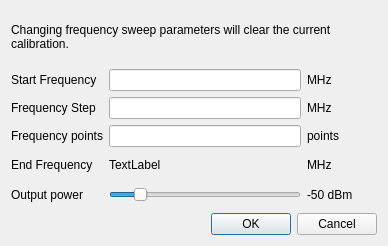
The window that vna_qt/frequencydialog.ui (xaxaxa-dev/vna) describes before a commit, drawn with Qt 5.
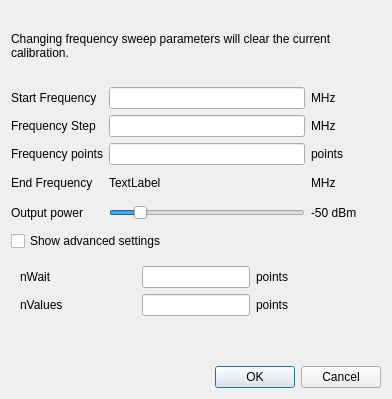
The same window after the commit.

```diff
--- a/vna_qt/frequencydialog.ui
+++ b/vna_qt/frequencydialog.ui
@@ -6,88 +6,106 @@
    <rect>
     <x>0</x>
     <y>0</y>
-    <width>388</width>
-    <height>246</height>
+    <width>392</width>
+    <height>399</height>
    </rect>
   </property>
+  <property name="sizePolicy">
+   <sizepolicy hsizetype="Preferred" vsizetype="Minimum">
+    <horstretch>0</horstretch>
+    <verstretch>0</verstretch>
+   </sizepolicy>
+  </property>
   <property name="windowTitle">
    <string>Dialog</string>
   </property>
-  <layout class="QVBoxLayout" name="verticalLayout">
-   <item>
-    <layout class="QGridLayout" name="gridLayout">
-     <property name="sizeConstraint">
-      <enum>QLayout::SetDefaultConstraint</enum>
+  <layout class="QGridLayout" name="gridLayout_3">
+   <item row="0" column="0">
+    <widget class="QLabel" name="label_6">
+     <property name="sizePolicy">
+      <sizepolicy hsizetype="Preferred" vsizetype="Fixed">
+       <horstretch>0</horstretch>
+       <verstretch>0</verstretch>
+      </sizepolicy>
      </property>
-     <item row="0" column="0" colspan="3">
-      <widget class="QLabel" name="label_6">
-       <property name="text">
-        <string>Changing frequency sweep parameters will clear the current calibration.</string>
-       </property>
-       <property name="wordWrap">
-        <bool>true</bool>
-       </property>
-      </widget>
-     </item>
-     <item row="1" column="0">
+     <property name="minimumSize">
+      <size>
+       <width>0</width>
+       <height>70</height>
+      </size>
+     </property>
+     <property name="text">
+      <string>Changing frequency sweep parameters will clear the current calibration.</string>
+     </property>
+     <property name="wordWrap">
+      <bool>true</bool>
+     </property>
+     <property name="margin">
+      <number>10</number>
+     </property>
+    </widget>
+   </item>
+   <item row="1" column="0">
+    <layout class="QGridLayout" name="gridLayout_2">
+     <item row="0" column="0">
       <widget class="QLabel" name="label">
        <property name="text">
         <string>Start Frequency</string>
        </property>
       </widget>
      </item>
-     <item row="1" column="1">
+     <item row="0" column="1">
       <widget class="QLineEdit" name="t_start"/>
      </item>
-     <item row="1" column="2">
+     <item row="0" column="2">
       <widget class="QLabel" name="label_7">
        <property name="text">
         <string>MHz</string>
        </property>
       </widget>
      </item>
-     <item row="2" column="0">
+     <item row="1" column="0">
       <widget class="QLabel" name="label_2">
        <property name="text">
         <string>Frequency Step</string>
        </property>
       </widget>
      </item>
-     <item row="2" column="1">
+     <item row="1" column="1">
       <widget class="QLineEdit" name="t_step"/>
      </item>
-     <item row="2" column="2">
+     <item row="1" column="2">
       <widget class="QLabel" name="label_8">
        <property name="text">
         <string>MHz</string>
        </property>
       </widget>
      </item>
-     <item row="3" column="0">
+     <item row="2" column="0">
       <widget class="QLabel" name="label_3">
        <property name="text">
         <string>Frequency points</string>
        </property>
       </widget>
      </item>
-     <item row="3" column="1">
+     <item row="2" column="1">
       <widget class="QLineEdit" name="t_points"/>
      </item>
-     <item row="3" column="2">
+     <item row="2" column="2">
       <widget class="QLabel" name="label_9">
        <property name="text">
         <string>points</string>
        </property>
       </widget>
      </item>
-     <item row="4" column="0">
+     <item row="3" column="0">
       <widget class="QLabel" name="label_4">
        <property name="text">
         <string>End Frequency</string>
        </property>
       </widget>
      </item>
-     <item row="4" column="1">
+     <item row="3" column="1">
       <widget class="QLabel" name="l_end">
        <property name="sizePolicy">
         <sizepolicy hsizetype="Expanding" vsizetype="Fixed">
@@ -106,21 +124,21 @@
        </property>
       </widget>
      </item>
-     <item row="4" column="2">
+     <item row="3" column="2">
       <widget class="QLabel" name="label_10">
        <property name="text">
         <string>MHz</string>
        </property>
       </widget>
      </item>
-     <item row="5" column="0">
+     <item row="4" column="0">
       <widget class="QLabel" name="label_5">
        <property name="text">
         <string>Output power</string>
        </property>
       </widget>
      </item>
-     <item row="5" column="1">
+     <item row="4" column="1">
       <widget class="QSlider" name="slider_power">
        <property name="minimumSize">
         <size>
@@ -142,7 +160,7 @@
        </property>
       </widget>
      </item>
-     <item row="5" column="2">
+     <item row="4" column="2">
       <widget class="QLabel" name="l_power">
        <property name="minimumSize">
         <size>
@@ -155,18 +173,100 @@
        </property>
       </widget>
      </item>
-     <item row="6" column="0" colspan="3">
-      <widget class="QDialogButtonBox" name="buttonBox">
-       <property name="orientation">
-        <enum>Qt::Horizontal</enum>
-       </property>
-       <property name="standardButtons">
-        <set>QDialogButtonBox::Cancel|QDialogButtonBox::Ok</set>
-       </property>
-      </widget>
-     </item>
     </layout>
    </item>
+   <item row="2" column="0">
+    <widget class="QCheckBox" name="c_advanced">
+     <property name="text">
+      <string>Show advanced settings</string>
+     </property>
+    </widget>
+   </item>
+   <item row="3" column="0">
+    <widget class="QWidget" name="w_advanced" native="true">
+     <property name="sizePolicy">
+      <sizepolicy hsizetype="Preferred" vsizetype="Fixed">
+       <horstretch>0</horstretch>
+       <verstretch>0</verstretch>
+      </sizepolicy>
+     </property>
+     <layout class="QGridLayout" name="gridLayout">
+      <item row="0" column="0">
+       <widget class="QLabel" name="label_11">
+        <property name="toolTip">
+         <string>How many data points to discard after setting PLL frequency</string>
+        </property>
+        <property name="text">
+         <string>nWait</string>
+        </property>
+       </widget>
+      </item>
+      <item row="0" column="1">
+       <widget class="QLineEdit" name="t_nWait">
+        <property name="sizePolicy">
+         <sizepolicy hsizetype="Fixed" vsizetype="Fixed">
+          <horstretch>0</horstretch>
+          <verstretch>0</verstretch>
+         </sizepolicy>
+        </property>
+        <property name="text">
+         <string/>
+        </property>
+       </widget>
+      </item>
+      <item row="0" column="2">
+       <widget class="QLabel" name="label_12">
+        <property name="text">
+         <string>points</string>
+        </property>
+       </widget>
+      </item>
+      <item row="1" column="0">
+       <widget class="QLabel" name="label_13">
+        <property name="toolTip">
+         <string>How many data points to average over (1 data point ~= 200us)</string>
+        </property>
+        <property name="text">
+         <string>nValues</string>
+        </property>
+       </widget>
+      </item>
+      <item row="1" column="1">
+       <widget class="QLineEdit" name="t_nValues">
+        <property name="sizePolicy">
+         <sizepolicy hsizetype="Fixed" vsizetype="Fixed">
+          <horstretch>0</horstretch>
+          <verstretch>0</verstretch>
+         </sizepolicy>
+        </property>
+        <property name="text">
+         <string/>
+        </property>
+       </widget>
+      </item>
+      <item row="1" column="2">
+       <widget class="QLabel" name="label_14">
+        <property name="text">
+         <string>points</string>
+        </property>
+       </widget>
+      </item>
+     </layout>
+    </widget>
+   </item>
+   <item row="4" column="0">
+    <widget class="QWidget" name="widget" native="true"/>
+   </item>
+   <item row="5" column="0">
+    <widget class="QDialogButtonBox" name="buttonBox">
+     <property name="orientation">
+      <enum>Qt::Horizontal</enum>
+     </property>
+     <property name="standardButtons">
+      <set>QDialogButtonBox::Cancel|QDialogButtonBox::Ok</set>
+     </property>
+    </widget>
+   </item>
   </layout>
  </widget>
  <resources/>
```
